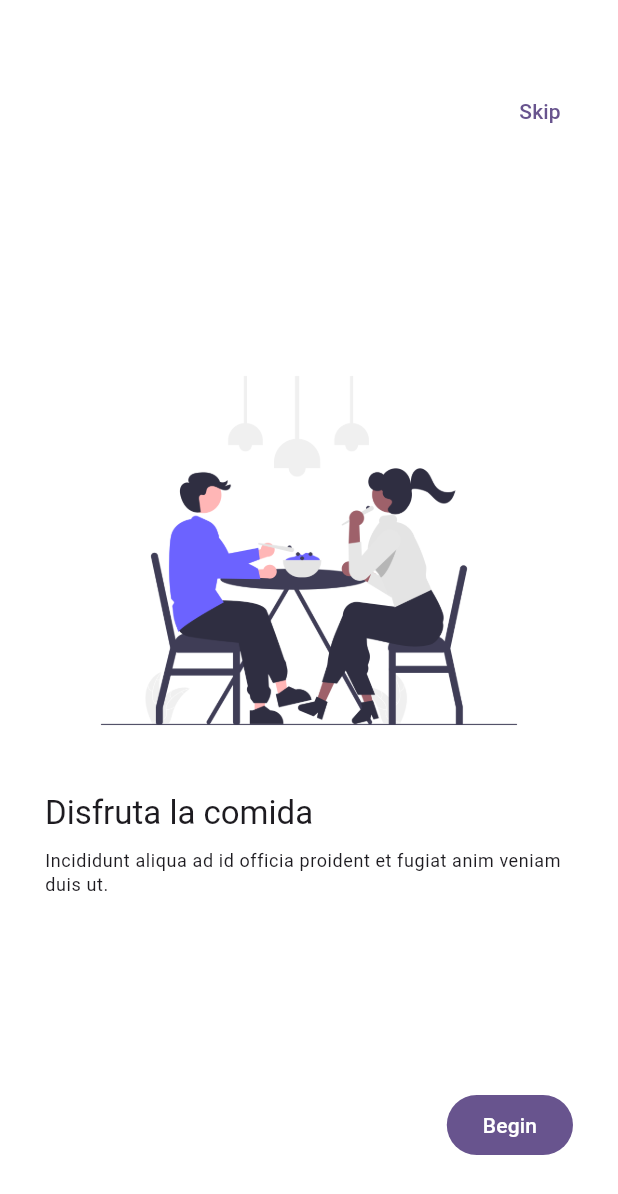
After one commit to sergionts2020-lang/flutter-x04-widgets-app, a Flutter app: the AppTutorialScreen screen opened by its route, swiped to page 3, on a phone screen of 412 x 824 dp. The commit adds this screen. Shown: the top 1194 px of the screen. Run offline on Flutter 3.47's test engine with Material 3 defaults, Android fonts, the phone set to English and light mode, and no system bars; our stand-ins replace animate_do, go_router.

Commit message:
- Pantalla de tutorial. PageView con slides.

```diff
--- a/lib/config/menu/menu_items.dart
+++ b/lib/config/menu/menu_items.dart
@@ -76,4 +76,5 @@ const appMenuItems = <MenuItem>[
     link: '/tutorial',
     icon: Icons.question_mark_rounded,
   ),
+
 ];
--- a/lib/presentation/screen/app_tutorial/app_tutorial.dart
+++ /dev/null
@@ -1,12 +0,0 @@
-import 'package:flutter/material.dart';
-
-class AppTutorialScreen extends StatelessWidget {
-  static const name = 'app_tutorial_screen';
-
-  const AppTutorialScreen({super.key});
-
-  @override
-  Widget build(BuildContext context) {
-    return const Placeholder();
-  }
-}
--- /dev/null
+++ b/lib/presentation/screen/app_tutorial/app_tutorial_screen.dart
@@ -0,0 +1,142 @@
+import 'package:animate_do/animate_do.dart';
+import 'package:flutter/material.dart';
+import 'package:go_router/go_router.dart';
+
+class SlideInfo {
+  final String title;
+  final String caption;
+  final String imageUrl;
+
+  SlideInfo(this.title, this.caption, this.imageUrl);
+}
+
+final slides = <SlideInfo>[
+  SlideInfo(
+    'Busca la comida',
+    'In magna irure fugiat consectetur exercitation aliquip dolore reprehenderit aliquip.',
+    'assets/images/1.png',
+  ),
+  SlideInfo('Entrega rápida', 'Veniam aute in id ad.', 'assets/images/2.png'),
+  SlideInfo(
+    'Disfruta la comida',
+    'Incididunt aliqua ad id officia proident et fugiat anim veniam duis ut.',
+    'assets/images/3.png',
+  ),
+];
+
+class AppTutorialScreen extends StatefulWidget {
+  static const name = 'app_tutorial_screen';
+
+  const AppTutorialScreen({super.key});
+
+  @override
+  State<AppTutorialScreen> createState() => _AppTutorialScreenState();
+}
+
+class _AppTutorialScreenState extends State<AppTutorialScreen> {
+  final pageViewController = PageController();
+  bool endReached = false;
+
+  @override
+  void initState() {
+    super.initState();
+
+    pageViewController.addListener(() {
+      final page = pageViewController.page ?? 0;
+      if (!endReached && page >= (slides.length - 1.5)) {
+        setState(() {
+          endReached = true;
+        });
+      }
+    });
+  }
+
+  @override
+  void dispose() {
+    pageViewController.dispose(); // Liberar recursos del controlador
+    super.dispose();
+  }
+
+  @override
+  Widget build(BuildContext context) {
+    return Scaffold(
+      backgroundColor: Colors.white,
+      body: Stack(
+        children: [
+          PageView(
+            controller: pageViewController,
+            physics: const BouncingScrollPhysics(),
+            children: slides
+                .map(
+                  (slideData) => _Slide(
+                    title: slideData.title,
+                    caption: slideData.caption,
+                    imageUrl: slideData.imageUrl,
+                  ),
+                )
+                .toList(),
+          ),
+
+          Positioned(
+            right: 20,
+            top: 50,
+            child: TextButton(
+              onPressed: () => context.pop(),
+              child: Text('Skip'),
+            ),
+          ),
+
+          endReached
+              ? Positioned(
+                  bottom: 50,
+                  right: 30,
+                  child: FadeInRight(
+                    from: 15,
+                    delay: const Duration(seconds: 1),
+                    child: FilledButton(
+                      onPressed: () => context.pop(),
+                      child: Text('Begin'),
+                    ),
+                  ),
+                )
+              : const SizedBox(),
+        ],
+      ),
+    );
+  }
+}
+
+class _Slide extends StatelessWidget {
+  final String title;
+  final String caption;
+  final String imageUrl;
+
+  const _Slide({
+    required this.title,
+    required this.caption,
+    required this.imageUrl,
+  });
+
+  @override
+  Widget build(BuildContext context) {
+    final titleStyle = Theme.of(context).textTheme.titleLarge;
+    final captionStyle = Theme.of(context).textTheme.bodySmall;
+
+    return Padding(
+      padding: const EdgeInsets.symmetric(horizontal: 30),
+      child: Center(
+        child: Column(
+          mainAxisAlignment: MainAxisAlignment.center,
+          crossAxisAlignment: CrossAxisAlignment.start,
+          children: [
+            Image(image: AssetImage(imageUrl)),
+            const SizedBox(height: 20),
+            Text(title, style: titleStyle),
+            const SizedBox(height: 10),
+            Text(caption, style: captionStyle),
+          ],
+        ),
+      ),
+    );
+  }
+}
--- a/lib/presentation/screen/screens.dart
+++ b/lib/presentation/screen/screens.dart
@@ -1,7 +1,7 @@
 export 'package:x04_widgets_app/presentation/screen/button/button_screen.dart';
 export 'package:x04_widgets_app/presentation/screen/card/card_screen.dart';
 export 'package:x04_widgets_app/presentation/screen/home/home_screen.dart';
-export 'package:x04_widgets_app/presentation/screen/app_tutorial/app_tutorial.dart';
+export 'package:x04_widgets_app/presentation/screen/app_tutorial/app_tutorial_screen.dart';
 export 'package:x04_widgets_app/presentation/screen/animated/animated_screen.dart';
 export 'package:x04_widgets_app/presentation/screen/infinite_scroll/infinite_scroll_screen.dart';
 export 'package:x04_widgets_app/presentation/screen/progress/progress_screen.dart';
--- a/pubspec.yaml
+++ b/pubspec.yaml
@@ -7,6 +7,7 @@ environment:
   sdk: ^3.10.8
 
 dependencies:
+  animate_do: ^4.2.0
   flutter:
     sdk: flutter
   go_router: ^17.1.0
@@ -19,5 +20,5 @@ dev_dependencies:
 flutter:
   uses-material-design: true
 
-assets:
-  - assets/images/
+  assets:
+    - assets/images/
```
Also changed, not shown: pubspec.lock.
